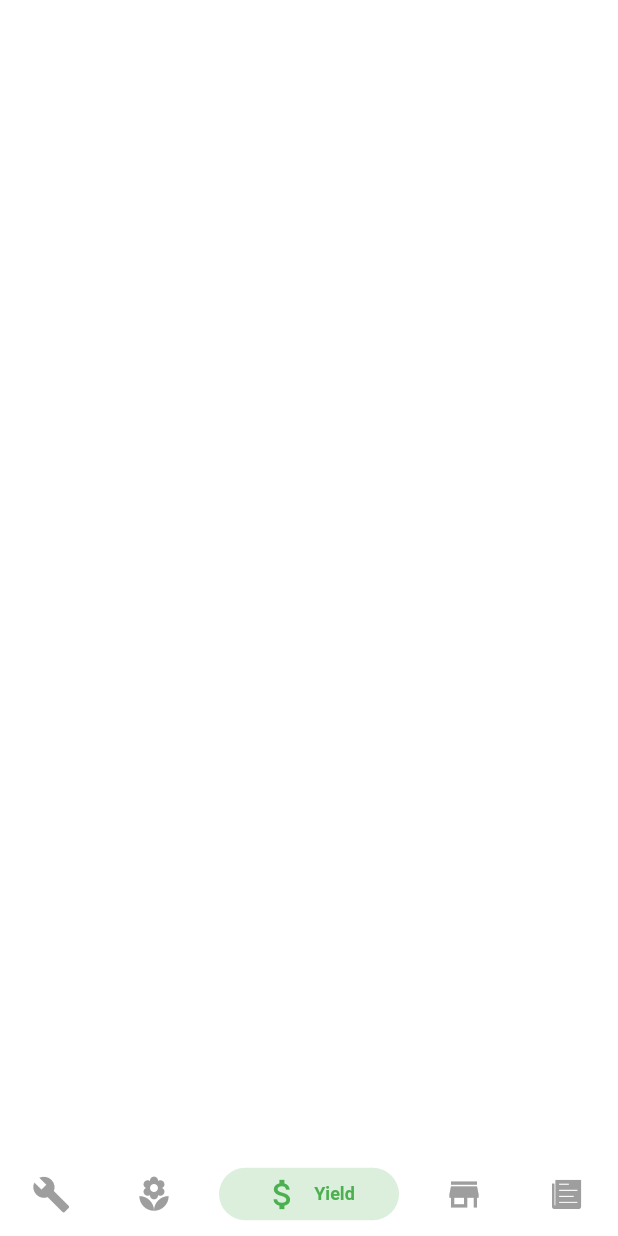
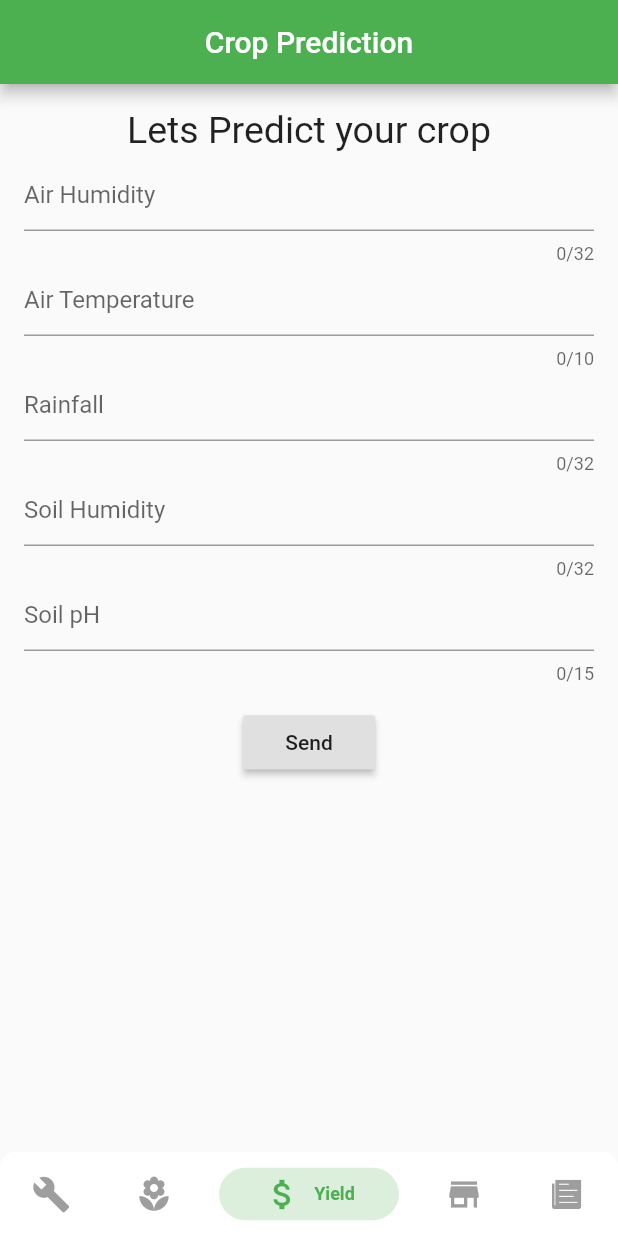
Before and after one commit to UtkarshA135/KisanSeva, a Flutter app: the screen it shows once a user with an empty profile is signed in, item 3 of the bottom bar chosen, after a tap on the "exit to app" icon, on a phone screen of 412 x 824 dp. Run offline on Flutter 3.47's test engine with Material 2 defaults, Android fonts, the phone set to English and light mode, and no system bars; drawn by our look-alikes of persistent_bottom_nav_bar; our stand-ins replace cloud_firestore, firebase_auth, firebase_database, image_picker, shared_preferences; missing offline and left inert: tflite; accounts and stored records are empty; network calls fail.

Commit message:
Crop prediction done

```diff
--- a/lib/screens/HomeScreen.dart
+++ b/lib/screens/HomeScreen.dart
@@ -1,5 +1,6 @@
 import 'package:flutter/cupertino.dart';
 import 'package:flutter/material.dart';
+import 'package:kisanseva/screens/Yield/yield.dart';
 import 'package:kisanseva/screens/diseaseDetection/modalHelper.dart';
 import 'package:kisanseva/screens/feed/feed_page.dart';
 import 'package:kisanseva/screens/rent_tools/my_home_page.dart';
@@ -118,7 +119,7 @@ class _HomeScreenState extends State<HomeScreen> {
     return [
       MyHomePage(),
      Disease(), //TODO add disease detection
-      Container(),
+      Yield(),
       smartConnect(), //TODO add yield prediction
       Feed() //TODO add feed
     ];
--- a/lib/screens/LoginScreen.dart
+++ b/lib/screens/LoginScreen.dart
@@ -2,156 +2,37 @@
 
 import 'package:firebase_auth/firebase_auth.dart';
 import 'package:kisanseva/screens/HomeScreen.dart';
+import 'package:cloud_firestore/cloud_firestore.dart';
 import 'package:flutter/material.dart';
 import 'package:kisanseva/services/authservice.dart';
+import 'package:kisanseva/services/firebaseUserProvider.dart';
 import 'package:kisanseva/utils/style.dart';
+import 'package:provider/provider.dart';
+import 'package:shared_preferences/shared_preferences.dart';
 class LoginScreen extends StatefulWidget {
   @override
   _LoginScreenState createState() => _LoginScreenState();
 }
 
 class _LoginScreenState extends State<LoginScreen> {
+  FirebaseUser user;
+  @override
+  void initState() {
+    // TODO: implement initState
+    user= Provider.of<FirebaseUserProvider>(context, listen: false)
+        .user;
+    super.initState();
+  }
  final formKey = new GlobalKey<FormState>();
 
   String phoneNo, verificationId, smsCode;
 
   bool codeSent = false;
-/*Widget getImageAsset(){
-  AssetImage assetImage = AssetImage("assets/welcome.jpg");
-  Image image = Image(image: assetImage,width:1000.0,height:600.0,fit: BoxFit.cover,);
-  return Container(child: image,);
-}*/
+final CollectionReference userCollection = Firestore.instance.collection('users');
   @override
   Widget build(BuildContext context) {
-  /*  Widget _signInButton() {
-      return OutlineButton(
-        splashColor: Colors.grey,
-        onPressed: () {
-          signInWithGoogle().whenComplete(() {
-            Navigator.of(context).push(
-              MaterialPageRoute(
-                builder: (context) => HomeScreen(),
-              ),
-            );
-          });
-        },
-        shape: RoundedRectangleBorder(borderRadius: BorderRadius.circular(40)),
-        highlightElevation: 0,
-        borderSide: BorderSide(color: Colors.white),
-        child: Padding(
-          padding: const EdgeInsets.fromLTRB(0, 10, 0, 10),
-          child: Row(
-            mainAxisSize: MainAxisSize.min,
-            mainAxisAlignment: MainAxisAlignment.center,
-            children: <Widget>[
-              Image(image: AssetImage('assets/google.jpg',),height: 30,width: 30,),
-              Padding(
-                padding: const EdgeInsets.only(left: 10),
-                child: Text(
-                  'Google',
-                  style: TextStyle(
-                      fontSize: 23,
-                      color: Colors.black,
-                  ),
-                ),
-              )
-            ],
-          ),
-        ),
-      );
-    }*/
-/*
-    return Scaffold(
-      body: Form(
-          key: formKey,
-          child:Center(
-        child: ListView(
-          children: <Widget>[
-           //  getImageAsset(),
-              Padding(
-                  padding: EdgeInsets.only(left: 25.0, right: 25.0),
-                  child: TextFormField(
-                    keyboardType: TextInputType.phone,
-
-                    decoration: InputDecoration(hintText: ' Enter your phone number',prefixText: '+91',prefixIcon: Icon(Icons.phone),enabledBorder: OutlineInputBorder(
-          borderSide:BorderSide(color: Colors.grey)),
-                border: OutlineInputBorder(),
-          ),
-                    onChanged: (val) {
-                      setState(() {
-                        this.phoneNo = '+91'+val;
-                      });
-                    },
-                  )),
-                  codeSent ? Padding(
-                  padding: EdgeInsets.only(left: 25.0, right: 25.0),
-                  child: TextFormField(
-                    keyboardType: TextInputType.phone,
-                    decoration: InputDecoration(hintText: 'Enter OTP',prefixIcon: Icon(Icons.vpn_key),enabledBorder: OutlineInputBorder(
-          borderSide:BorderSide(color: Colors.grey)),
-          border: OutlineInputBorder(),),
-                    onChanged: (val) {
-                      setState(() {
-                        this.smsCode = val;
-                      });
-                    },
-                  )) : Container(),
-              Padding(
-                  padding: EdgeInsets.only(left: 25.0, right: 25.0,top: 10),
-                  child: RaisedButton(
-                      child: Center(child: codeSent ? Text('Continue',style: TextStyle(fontSize: 20),):Text('Verify',style: TextStyle(fontSize: 20),)),
-                      shape: RoundedRectangleBorder(borderRadius: BorderRadius.circular(12.0),),
-
-                      onPressed: () {
-                        AuthService().savePhoneNumber(this.phoneNo);
-                        codeSent ? AuthService().signInWithOTP(smsCode, verificationId):verifyPhone(phoneNo);
-                      })),
-            SizedBox(height: 20,),
-            Center(
-              child: Text('Or Sign In With',
-                style: TextStyle(color: Colors.black,fontSize: 22,fontWeight: FontWeight.bold),),
-            ),
-            SizedBox(height: 20,),
-            _signInButton()
-
-            ],
-          )),
-     ) );
-
-  }
-
-  Future<void> verifyPhone(phoneNo) async {
-    final PhoneVerificationCompleted verified = (AuthCredential authResult) {
-      AuthService().signIn(authResult);
-    };
-
-    final PhoneVerificationFailed verificationfailed =
-        (AuthException authException) {
-      print('${authException.message}');
-    };
-
-    final PhoneCodeSent smsSent = (String verId, [int forceResend]) {
-      this.verificationId = verId;
-      setState(() {
-        this.codeSent = true;
-      });
-    };
-
-    final PhoneCodeAutoRetrievalTimeout autoTimeout = (String verId) {
-      this.verificationId = verId;
-    };
-
-    await FirebaseAuth.instance.verifyPhoneNumber(
-        phoneNumber: phoneNo,
-        timeout: const Duration(seconds: 5),
-        verificationCompleted: verified,
-        verificationFailed: verificationfailed,
-        codeSent: smsSent,
-        codeAutoRetrievalTimeout: autoTimeout);
 
 
-
-}*/
 return Scaffold(
       backgroundColor: Color(0XFF3F51b5),
 
@@ -229,6 +110,7 @@ return Scaffold(
                             onPressed: () {
                                  AuthService().savePhoneNumber(this.phoneNo);
                         codeSent ? AuthService().signInWithOTP(smsCode, verificationId):verifyPhone(phoneNo);
+                        saveData();
                             },
                             child:
                             codeSent ? Text('Continue',style: TextStyle(fontSize: 20),):Text('Verify',style: TextStyle(fontSize: 20),),
@@ -283,9 +165,22 @@ return Scaffold(
         ),
       );
     }
-*/ Future<void> verifyPhone(phoneNo) async {
+
+
+*/
+saveData()
+async{
+          SharedPreferences prefs=await SharedPreferences.getInstance();
+    String phno  = prefs.getString('Phone Number');
+   await userCollection.document(user.uid).setData({
+    "phno" :phno
+    });
+}
+
+Future<void> verifyPhone(phoneNo) async {
     final PhoneVerificationCompleted verified = (AuthCredential authResult) {
       AuthService().signIn(authResult);
+      //userCollection.document()
     };
 
     final PhoneVerificationFailed verificationfailed =
--- /dev/null
+++ b/lib/screens/Yield/result.dart
@@ -0,0 +1,62 @@
+import 'package:flutter/material.dart';
+import 'package:firebase_database/firebase_database.dart';
+import 'package:flutter/cupertino.dart';
+class Result extends StatefulWidget {
+  @override
+  _ResultState createState() => _ResultState();
+}
+
+class _ResultState extends State<Result> {
+    final databaseReference = FirebaseDatabase.instance.reference();
+     double ahumid, atemp, rainfall,sph,shumid;
+     String crop;
+  @override
+  void initState() {
+    // TODO: implement initState
+   readData();
+    super.initState();
+  }
+  @override
+  Widget build(BuildContext context) {
+    return Scaffold(
+      appBar: AppBar(
+        title : Text("Your Result"),
+       centerTitle :true
+      ),
+      body:  Padding(padding:EdgeInsets.fromLTRB(20,20,20,20),
+      child :
+      Center(
+
+       child: Card(
+         child: Column(children: [
+          crop!=null ?Text("Predicted Crop : $crop"): Text("Loading.....")
+         ],),
+      ),),
+    ));
+  }
+    void readData()async{
+    await databaseReference.child("Realtime").once().then((DataSnapshot snapshot) {
+      Map<dynamic, dynamic> values = snapshot.value;
+
+    setState(() {
+    /*  ahumid = values['Air Humidity'];
+      atemp=values['Air Temp'];
+      rainfall=values['Rainfall'];
+      shumid=values['Soil Humidity'];
+      sph=values['Soil pH'];*/
+
+    });
+
+    });
+    await databaseReference.child("croppredicted").once().then((DataSnapshot snapshot) {
+      Map<dynamic, dynamic> values = snapshot.value;
+
+    setState(() {
+
+      crop=values['crop'];
+    });
+
+   print(crop);
+    });
+  }
+}
--- /dev/null
+++ b/lib/screens/Yield/yield.dart
@@ -0,0 +1,223 @@
+
+
+import 'package:firebase_auth/firebase_auth.dart';
+import 'package:flutter/cupertino.dart';
+import 'package:flutter/material.dart';
+import 'package:firebase_database/firebase_database.dart';
+import 'package:kisanseva/screens/Yield/result.dart';
+class Yield extends StatefulWidget {
+  @override
+  _YieldState createState() => _YieldState();
+}
+
+class _YieldState extends State<Yield> {
+  @override
+  Widget build(BuildContext context) {
+    return FirebaseRealtimeDemoScreen();
+  }
+}
+
+
+class FirebaseRealtimeDemoScreen extends StatefulWidget {
+
+  @override
+  _FirebaseRealtimeDemoScreenState createState() => _FirebaseRealtimeDemoScreenState();
+}
+
+class _FirebaseRealtimeDemoScreenState extends State<FirebaseRealtimeDemoScreen> {
+
+      GlobalKey<FormState> _key = new GlobalKey();
+FirebaseUser user;
+  bool _validate = false;
+
+  double ahumid, atemp, rainfall,sph,shumid;
+
+  final databaseReference = FirebaseDatabase.instance.reference();
+@override
+  void initState() {
+    // TODO: implement initState
+    getuser();
+    super.initState();
+  }
+  getuser()
+async{
+  user = await FirebaseAuth.instance.currentUser();
+}  @override
+  Widget build(BuildContext context) {
+    readData();
+
+    return Scaffold(
+      appBar: AppBar(
+        title: Text('Crop Prediction'),
+        centerTitle: true,
+      ),
+      body: Center(
+          child: Padding(
+            padding: const EdgeInsets.all(16.0),
+            child: ListView(
+
+              children: <Widget>[
+                Center(
+                  child : Text("Lets Predict your crop",
+                  style: TextStyle(
+                    fontSize: 25
+                  )
+
+                  ))
+
+
+                ,
+                SizedBox(height:5.0),
+
+             new Form(
+              key: _key,
+              autovalidate: _validate,
+              child: FormUI(),
+            ),
+              ],
+            ),
+          )
+      ), //center
+    );
+  }
+
+ Widget FormUI() {
+    return new Column(
+      children: <Widget>[
+        new TextFormField(
+          keyboardType: TextInputType.number,
+          decoration: new InputDecoration(hintText: 'Air Humidity'),
+          maxLength: 32,
+          validator: validateName,
+          onSaved: (String val) {
+            ahumid = double.parse(val);
+          },
+        ),
+        new TextFormField(
+            decoration: new InputDecoration(hintText: 'Air Temperature'),
+            keyboardType: TextInputType.number,
+            maxLength: 10,
+            validator: validateMobile,
+            onSaved: (String val) {
+              atemp= double.parse(val);
+            }),
+        new TextFormField(
+            decoration: new InputDecoration(hintText: 'Rainfall'),
+            keyboardType: TextInputType.number,
+            maxLength: 32,
+            validator: validateEmail,
+            onSaved: (String val) {
+              rainfall= double.parse(val);
+            }),
+              new TextFormField(
+          keyboardType: TextInputType.number,
+          decoration: new InputDecoration(hintText: 'Soil Humidity'),
+          maxLength: 32,
+          validator: validateName,
+          onSaved: (String val) {
+            shumid = double.parse(val);
+          },
+        ),
+          new TextFormField(
+          keyboardType: TextInputType.number,
+          decoration: new InputDecoration(hintText: 'Soil pH'),
+          maxLength: 15,
+          validator: validateName,
+          onSaved: (String val) {
+            sph = double.parse(val);
+          },
+        ),
+        new SizedBox(height: 15.0),
+        new RaisedButton(
+          onPressed: _sendToServer,
+          child: new Text('Send'),
+        )
+      ],
+    );
+  }
+
+  Future <void> createData(){
+    databaseReference.child("Realtime").update({
+      'Air Humidity': ahumid,
+      'Air Temp':atemp,
+      'Rainfall': rainfall,
+      'Soil Humidity':shumid,
+      'Soil pH':sph
+
+    });
+
+  }
+
+  void readData(){
+    databaseReference.child("Realtime").once().then((DataSnapshot snapshot) {
+
+      print('Data : ${snapshot.value}');
+    });
+  }
+
+  void updateData(){
+    databaseReference.child('flutterDevsTeam1').update({
+      'description': 'CEO'
+    });
+    databaseReference.child('flutterDevsTeam2').update({
+      'description': 'Team Lead'
+    });
+    databaseReference.child('flutterDevsTeam3').update({
+      'description': 'Senior Software Engineer'
+    });
+  }
+
+  void deleteData(){
+    databaseReference.child('flutterDevsTeam1').remove();
+    databaseReference.child('flutterDevsTeam2').remove();
+    databaseReference.child('flutterDevsTeam3').remove();
+
+  }
+
+  String validateName(String value) {
+    String patttern = r'(^[0-9]*$)';
+    RegExp regExp = new RegExp(patttern);
+    if (value.length == 0) {
+      return "Name is Required";
+
+    }
+    return null;
+  }
+
+  String validateMobile(String value) {
+    String patttern = r'(^[0-9]*$)';
+    RegExp regExp = new RegExp(patttern);
+    if (value.length == 0) {
+      return "Mobile is Required";
+
+    }
+    return null;
+  }
+
+  String validateEmail(String value) {
+    String pattern =r'(^[0-9]*$)';
+    RegExp regExp = new RegExp(pattern);
+    if (value.length == 0) {
+      return "Email is Required";
+    }else {
+      return null;
+    }
+  }
+
+  _sendToServer()async {
+    if (_key.currentState.validate()) {
+      // No any error in validation
+      _key.currentState.save();
+        await createData();
+        await  Navigator.push(
+    context,
+    MaterialPageRoute(builder: (context) => Result()),
+  );
+    } else {
+      // validation error
+      setState(() {
+        _validate = true;
+      });
+    }
+  }
+}
--- a/lib/screens/rent_tools/my_home_page.dart
+++ b/lib/screens/rent_tools/my_home_page.dart
@@ -1,10 +1,16 @@
 import 'package:flutter/cupertino.dart';
 import 'package:flutter/material.dart';
+import 'package:kisanseva/services/authservice.dart';
 
 import 'add_new.dart';
 import 'desc_page.dart';
 
-class MyHomePage extends StatelessWidget {
+class MyHomePage extends StatefulWidget {
+  @override
+  _MyHomePageState createState() => _MyHomePageState();
+}
+
+class _MyHomePageState extends State<MyHomePage> {
   @override
   Widget build(BuildContext context) {
     List<Widget> items = [
@@ -43,6 +49,9 @@ class MyHomePage extends StatelessWidget {
     ];
 
     return Scaffold(
+      drawer: Drawer(
+
+      ),
       appBar: AppBar(
         title: Text("SmartFarm"),
         actions: [
@@ -50,7 +59,20 @@ class MyHomePage extends StatelessWidget {
             icon: Icon(Icons.notifications),
             color: Colors.white,
             onPressed: () {},
-          )
+          ),
+                       IconButton(
+                icon: Icon(
+                  Icons.exit_to_app,
+                  color: Colors.black,
+                ),
+                onPressed: () async {
+                  AuthService().signOut();
+                  Navigator.pushReplacement(
+                      context,
+                      new MaterialPageRoute(
+                          builder: (context) => AuthService().handleAuth()));
+                },
+              )
         ],
       ),
       body: Container(
--- a/pubspec.yaml
+++ b/pubspec.yaml
@@ -36,8 +36,9 @@ dependencies:
   image: ^2.1.4
   tflite: ^1.0.5
   fluttertoast: ^4.0.1
+  cloud_firestore:
   persistent_bottom_nav_bar:
-
+  firebase_database:
 dev_dependencies:
   flutter_test:
     sdk: flutter
```
Also changed, not shown: lib/services/authservice.dart (+6 -2 lines), pubspec.lock.
